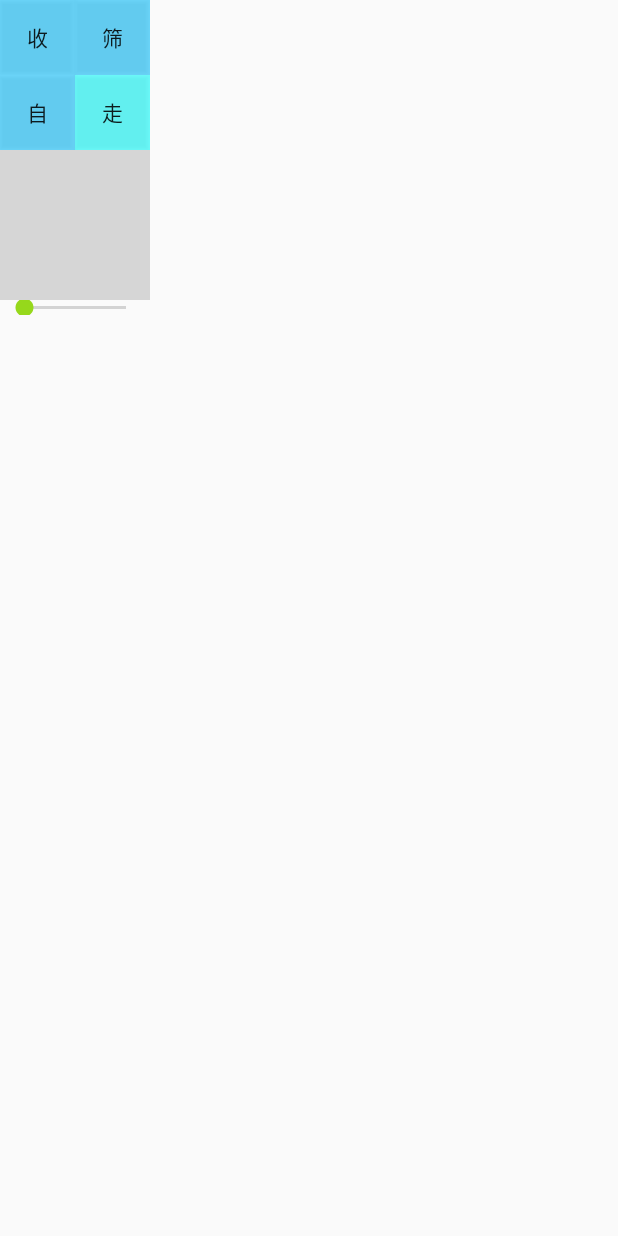
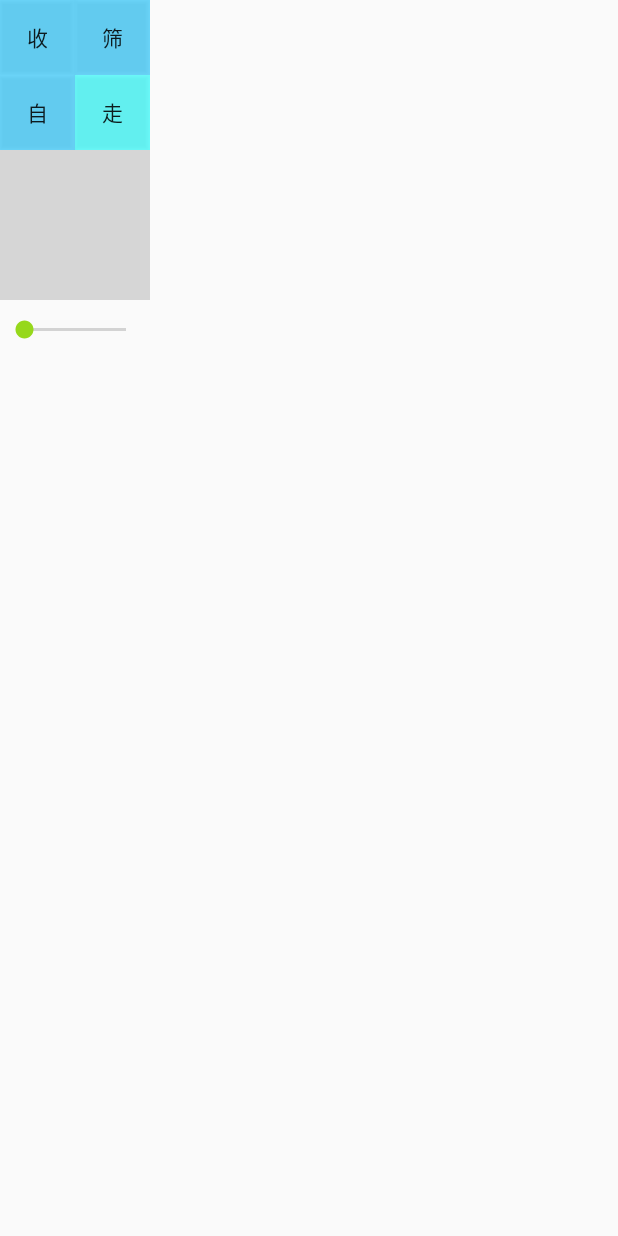
Before and after one commit to bxxfighting/together-go, an Android app: the layout activity_controller.xml on its own in the app's theme, with its tools: preview values and no code run, on a phone screen of 412 x 824 dp. Run offline under Robolectric (Android 15) with nearby library versions, the phone set to English and light mode, and no system bars; plain views replace RockerView; grey boxes are pictures that could not be loaded.

Commit message:
调整速度条高度

```diff
--- a/app/src/main/res/layout/activity_controller.xml
+++ b/app/src/main/res/layout/activity_controller.xml
@@ -70,6 +70,7 @@
         <SeekBar
             android:id="@+id/speedSeekBar"
             android:layout_width="100dp"
-            android:layout_height="10dp" />
+            android:layout_gravity="center"
+            android:layout_height="40dp" />
     </LinearLayout>
 </LinearLayout>
```
